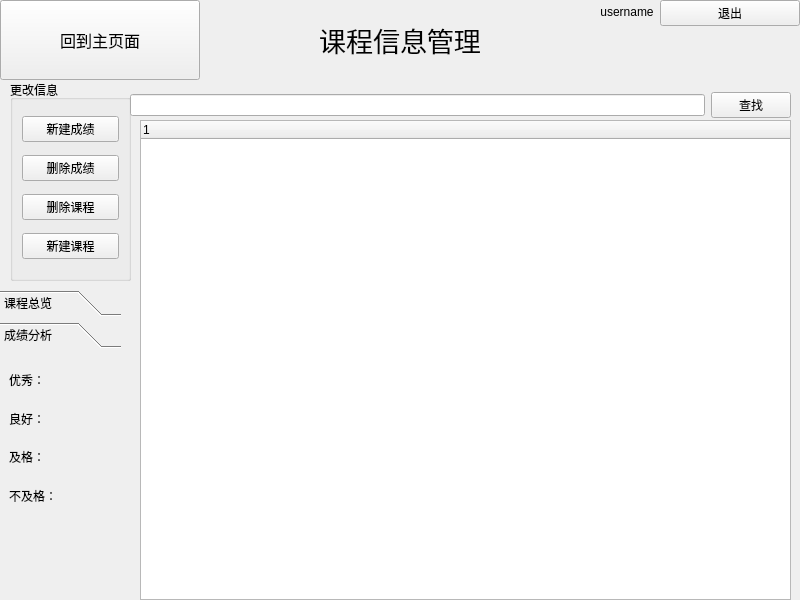
Old version of the form lesson_manage_page.ui in the repository for-all-fistance/student_manager.
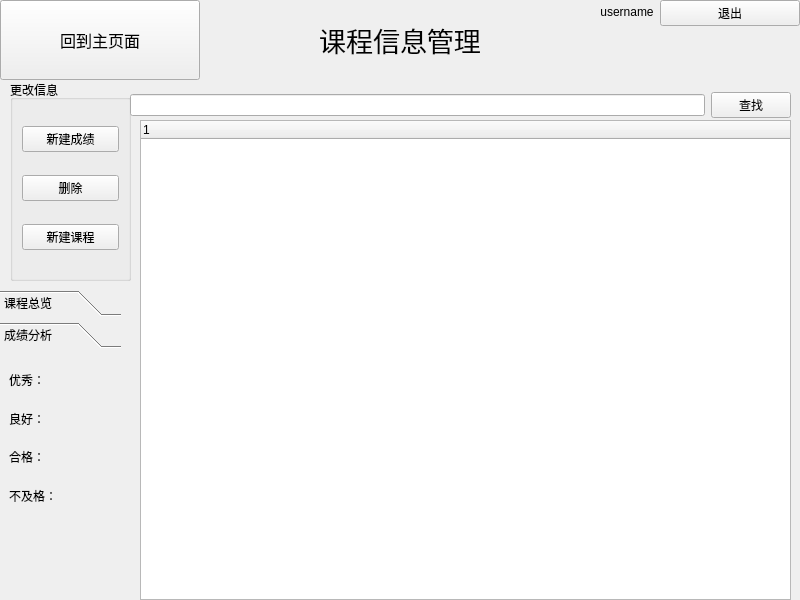
New version of the form. The open tabs and pages were chosen to show the change. Icons and pictures are not drawn.

The edit to the form file:
```diff
--- a/lesson_manage_page.ui
+++ b/lesson_manage_page.ui
@@ -141,17 +141,17 @@
     <string>更改信息</string>
    </property>
    <layout class="QGridLayout" name="gridLayout">
-    <item row="2" column="0">
-     <widget class="QPushButton" name="del_lesson_btn">
-      <property name="text">
-       <string>删除课程</string>
-      </property>
-     </widget>
-    </item>
     <item row="1" column="0">
      <widget class="QPushButton" name="del_score_btn">
       <property name="text">
-       <string>删除成绩</string>
+       <string>删除</string>
+      </property>
+     </widget>
+    </item>
+    <item row="2" column="0">
+     <widget class="QPushButton" name="add_lesson_btn">
+      <property name="text">
+       <string>新建课程</string>
       </property>
      </widget>
     </item>
@@ -162,13 +162,6 @@
       </property>
      </widget>
     </item>
-    <item row="3" column="0">
-     <widget class="QPushButton" name="add_lesson_btn">
-      <property name="text">
-       <string>新建课程</string>
-      </property>
-     </widget>
-    </item>
    </layout>
   </widget>
   <widget class="QToolBox" name="lesson_summery">
@@ -246,7 +239,7 @@
      <item>
       <widget class="QLabel" name="pass">
        <property name="text">
-        <string>及格：</string>
+        <string>合格：</string>
        </property>
       </widget>
      </item>
```
Left out of the diff: 6 changed lines with no effect on the pictures.
